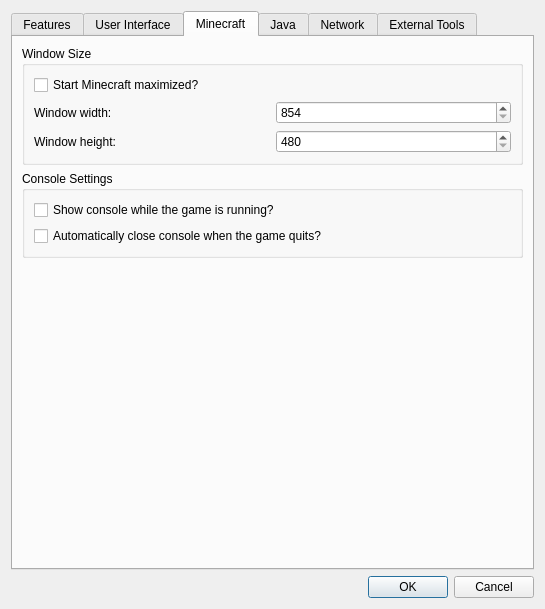
FreesmTeam/FreesmLauncher, file gui/dialogs/SettingsDialog.ui: the form before one commit.
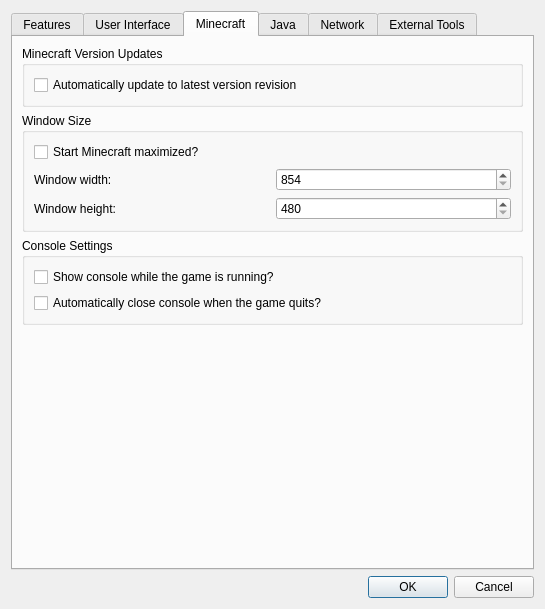
The form after the commit. The open tabs and pages were chosen to show the change. Icons and pictures are not drawn.

The edit to the form file:
```diff
--- a/gui/dialogs/SettingsDialog.ui
+++ b/gui/dialogs/SettingsDialog.ui
@@ -409,6 +409,22 @@
        <string>Minecraft</string>
       </attribute>
       <layout class="QVBoxLayout" name="verticalLayout_3">
+       <item>
+        <widget class="QGroupBox" name="groupBox_5">
+         <property name="title">
+          <string>Minecraft Version Updates</string>
+         </property>
+         <layout class="QVBoxLayout" name="verticalLayout_14">
+          <item>
+           <widget class="QCheckBox" name="autoupdateMinecraft">
+            <property name="text">
+             <string>Automatically update to latest version revision</string>
+            </property>
+           </widget>
+          </item>
+         </layout>
+        </widget>
+       </item>
        <item>
         <widget class="QGroupBox" name="windowSizeGroupBox">
          <property name="title">
```
Left out of the diff: 39 changed lines with no effect on the pictures.
